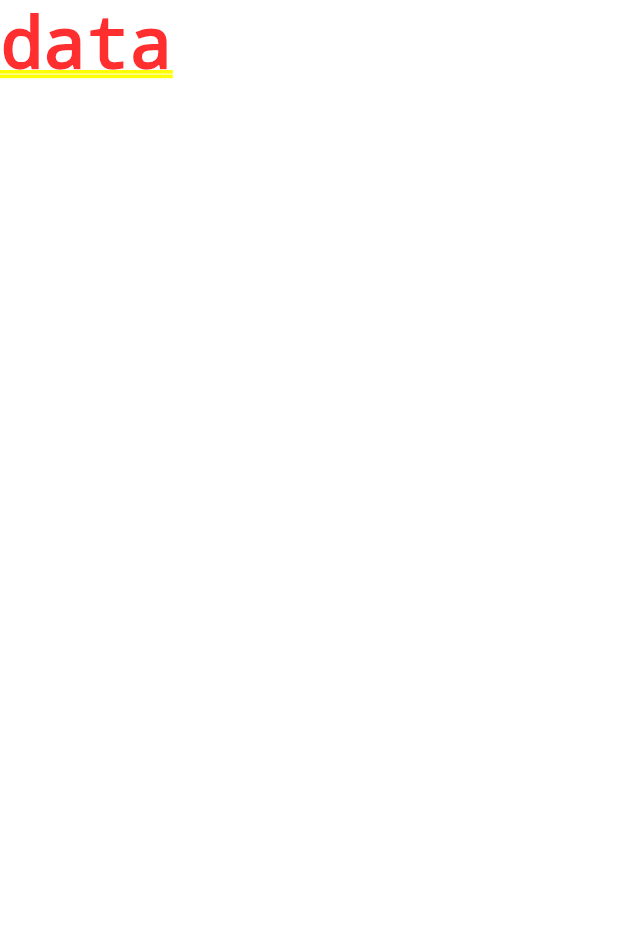
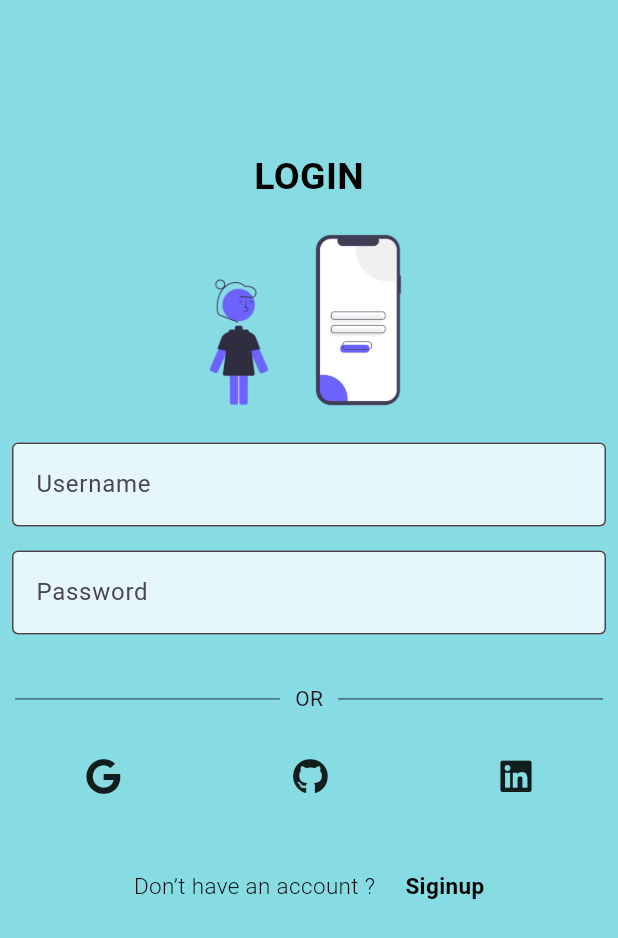
Before and after one commit to arjun2020-py/dog_catcher_app, a Flutter app: the screen it shows after launch, on a phone screen of 412 x 824 dp. Shown: the top 938 px of the screen. Run offline on Flutter 3.47's test engine with Material 3 defaults, Android fonts, the light colour scheme and no system bars; our stand-ins replace font_awesome_flutter, get; Roboto replaces fonts that are missing (Poppins).

Commit message:
splash and login screen is compleleted

```diff
--- a/lib/main.dart
+++ b/lib/main.dart
@@ -1,4 +1,9 @@
 import 'package:flutter/material.dart';
+import 'package:get/get.dart';
+
+import 'screen/auth/splash/view/screen_splash.dart';
+import 'utils/custom_router/custom_router.dart';
+import 'utils/interlization/interlization.dart';
 
 void main() {
   runApp(const MyApp());
@@ -10,14 +15,18 @@ class MyApp extends StatelessWidget {
   // This widget is the root of your application.
   @override
   Widget build(BuildContext context) {
-    return MaterialApp(
+    return GetMaterialApp(
+      translations: Interlization(),
+      locale: Locale('en','US'),
+      fallbackLocale: Locale('en','US'),
+      debugShowCheckedModeBanner: false,
       title: 'Flutter Demo',
       theme: ThemeData(
-
         colorScheme: ColorScheme.fromSeed(seedColor: Colors.deepPurple),
         useMaterial3: true,
       ),
-      home: Text('data'),
+      home: ScreenSplash(),
+      routes:dogCatcherMainRouter ,
     );
   }
 }
--- /dev/null
+++ b/lib/screen/auth/login/view/screen_login.dart
@@ -0,0 +1,75 @@
+import 'package:dog_catcher_app/utils/custom_color/custom_color.dart';
+import 'package:dog_catcher_app/utils/custom_font_family/custom_font_family.dart';
+import 'package:dog_catcher_app/utils/custom_images/custom_images.dart';
+import 'package:dog_catcher_app/utils/custom_widget/dog_catcher_image_widget.dart';
+import 'package:dog_catcher_app/utils/custom_widget/dog_catcher_or_widget.dart';
+import 'package:dog_catcher_app/utils/custom_widget/dog_catcher_text_widget.dart';
+import 'package:dog_catcher_app/utils/custom_widget/dog_cather_sizedbox_widget.dart';
+import 'package:dog_catcher_app/utils/interlization/interlization.dart';
+import 'package:flutter/material.dart';
+import 'package:font_awesome_flutter/font_awesome_flutter.dart';
+import 'package:get/get.dart';
+
+import '../../../../utils/custom_widget/dog_cather_textfiled_widget.dart';
+
+class ScreenLogin extends StatelessWidget {
+  const ScreenLogin({super.key});
+
+  @override
+  Widget build(BuildContext context) {
+    return Scaffold(
+        backgroundColor: CustomColor().appMainColor,
+        body: SafeArea(
+          child: Center(
+            child: Column(
+              mainAxisAlignment: MainAxisAlignment.start,
+              children: [
+                verticalSizedBox(100),
+                DogCatcherTextWIdget(
+                    text: LocalName.login.tr,
+                    color: CustomColor().appLogoHeadingColor,
+                    fontSize: 25,
+                    fontFamily: CustomFontFamily().PoppinsFamily,
+                    fontWeight: FontWeight.w700),
+                DogCatcherImageWidget(
+                    imageUrl: CustomImages().loginLogImage, width: 200),
+                DogCatcherTextfiledWidget(
+                  hintText: LocalName.username.tr,
+                ),
+                DogCatcherTextfiledWidget(hintText: LocalName.password.tr),
+                verticalSizedBox(15),
+                CustomOrWidget(),
+                verticalSizedBox(20),
+                Row(
+                  mainAxisAlignment: MainAxisAlignment.spaceAround,
+                  children: [
+                    FaIcon(FontAwesomeIcons.google),
+                    FaIcon(FontAwesomeIcons.github),
+                    FaIcon(FontAwesomeIcons.linkedin)
+                  ],
+                ),
+                verticalSizedBox(50),
+                Row(
+                  mainAxisAlignment: MainAxisAlignment.center,
+                  children: [
+                    DogCatcherTextWIdget(
+                        text: LocalName.donHaveanAccount.tr,
+                        color: CustomColor().appLogoHeadingColor,
+                        fontSize: 15,
+                        fontFamily: CustomFontFamily().PoppinsFamily,
+                        fontWeight: FontWeight.w300),
+                    horizontalSizedBox(20),
+                    DogCatcherTextWIdget(
+                        text: LocalName.siginup.tr,
+                        color: CustomColor().appLogoHeadingColor,
+                        fontSize: 15,
+                        fontFamily: CustomFontFamily().PoppinsFamily,
+                        fontWeight: FontWeight.w700),
+                  ],
+                ),
+              ],
+            ),
+          ),
+        ));
+  }
+}
--- /dev/null
+++ b/lib/screen/auth/siginup/view/screen_siginup.dart
@@ -0,0 +1,12 @@
+import 'package:flutter/material.dart';
+
+class ScreenSignup extends StatelessWidget {
+  const ScreenSignup({super.key});
+
+  @override
+  Widget build(BuildContext context) {
+    return Scaffold(
+      body: Center(child: Text('data'),),
+    );
+  }
+}
--- /dev/null
+++ b/lib/screen/auth/splash/controller/controller_splash.dart
@@ -0,0 +1,21 @@
+import 'package:dog_catcher_app/utils/custom_router/custom_router.dart';
+import 'package:get/get.dart';
+
+class ControllerSplash extends GetxController {
+  var isSplashLoading = true.obs;
+
+  Future<void> splash() async {
+    Future.delayed(
+      Duration(seconds: 5),
+      () {
+        Get.toNamed(DogCatcherRoute().login);
+      },
+    );
+  }
+
+  @override
+  void onInit() {
+    splash();
+    super.onInit();
+  }
+}
--- /dev/null
+++ b/lib/screen/auth/splash/view/screen_splash.dart
@@ -0,0 +1,37 @@
+import 'package:dog_catcher_app/utils/custom_color/custom_color.dart';
+import 'package:dog_catcher_app/utils/custom_font_family/custom_font_family.dart';
+import 'package:dog_catcher_app/utils/custom_images/custom_images.dart';
+import 'package:dog_catcher_app/utils/interlization/interlization.dart';
+import 'package:flutter/material.dart';
+import 'package:get/get.dart';
+
+import '../../../../utils/custom_widget/dog_catcher_image_widget.dart';
+import '../../../../utils/custom_widget/dog_catcher_text_widget.dart';
+import '../controller/controller_splash.dart';
+
+class ScreenSplash extends StatelessWidget {
+  ScreenSplash({super.key});
+  final controllerSplash = Get.put(ControllerSplash());
+  @override
+  Widget build(BuildContext context) {
+    return Scaffold(
+      backgroundColor: CustomColor().appMainColor,
+      body: Center(
+        child: Column(
+          mainAxisAlignment: MainAxisAlignment.center,
+          children: [
+            DogCatcherImageWidget(
+                imageUrl: CustomImages().appLogImage, width: 200),
+            DogCatcherTextWIdget(
+              text: LocalName.dogCatcher.tr,
+              color: CustomColor().appLogoHeadingColor,
+              fontSize: 25,
+              fontFamily: CustomFontFamily().PoppinsFamily,
+              fontWeight: FontWeight.w700,
+            )
+          ],
+        ),
+      ),
+    );
+  }
+}
--- /dev/null
+++ b/lib/utils/custom_color/custom_color.dart
@@ -0,0 +1,7 @@
+import 'package:flutter/material.dart';
+
+class CustomColor {
+  final Color appMainColor = Color(0xff87DBE2);
+  final Color appSecondryColor = Color(0xFFE5F7FA);
+  final Color appLogoHeadingColor = Color(0xff000000);
+}
--- /dev/null
+++ b/lib/utils/custom_font_family/custom_font_family.dart
@@ -0,0 +1,3 @@
+class CustomFontFamily {
+  final String PoppinsFamily = 'Poppins';
+}
--- /dev/null
+++ b/lib/utils/custom_images/custom_images.dart
@@ -0,0 +1,4 @@
+class CustomImages {
+  final String appLogImage = 'assets/images/log.png';
+  final String loginLogImage = 'assets/images/login.png';
+}
--- /dev/null
+++ b/lib/utils/custom_router/custom_router.dart
@@ -0,0 +1,16 @@
+import 'package:dog_catcher_app/screen/auth/login/view/screen_login.dart';
+import 'package:dog_catcher_app/screen/auth/siginup/view/screen_siginup.dart';
+import 'package:flutter/material.dart';
+
+class DogCatcherRoute {
+  String login = 'login';
+  String siginup = 'signup';
+  String home = 'home';
+}
+
+Map<String, Widget Function(BuildContext)> dogCatcherMainRouter =
+    <String, WidgetBuilder>{
+  DogCatcherRoute().login: (context) => ScreenLogin(),
+  DogCatcherRoute().siginup: (context) => ScreenSignup(),
+ // DogCatcherRoute().home: (context) => HomeScreen(),
+};
--- /dev/null
+++ b/lib/utils/custom_widget/dog_catcher_image_widget.dart
@@ -0,0 +1,19 @@
+import 'package:flutter/material.dart';
+
+
+class DogCatcherImageWidget extends StatelessWidget {
+  const DogCatcherImageWidget({
+    super.key,
+    required this.imageUrl,
+    required this.width
+  });
+  final String imageUrl;
+  final double width;
+  @override
+  Widget build(BuildContext context) {
+    return Image.asset(
+      imageUrl,
+      width: width,
+    );
+  }
+}
--- /dev/null
+++ b/lib/utils/custom_widget/dog_catcher_or_widget.dart
@@ -0,0 +1,38 @@
+import 'package:flutter/material.dart';
+
+class CustomOrWidget extends StatelessWidget {
+  const CustomOrWidget({
+    super.key,
+  });
+
+  @override
+  Widget build(BuildContext context) {
+    return Padding(
+      padding: const EdgeInsets.all(10.0),
+      child: Row(
+        mainAxisAlignment: MainAxisAlignment.center,
+        children: [
+          Expanded(
+            child: Divider(
+              color: Colors.black,
+              thickness: 0.5, // Set thickness for better visibility
+            ),
+          ),
+          SizedBox(
+            width: 10,
+          ),
+          Text('OR'),
+          SizedBox(
+            width: 10,
+          ),
+          Expanded(
+            child: Divider(
+              color: Colors.black,
+              thickness: 0.5, // Set thickness for better visibility
+            ),
+          ),
+        ],
+      ),
+    );
+  }
+}
--- /dev/null
+++ b/lib/utils/custom_widget/dog_catcher_text_widget.dart
@@ -0,0 +1,25 @@
+import 'package:flutter/material.dart';
+import 'package:get/get.dart';
+
+import '../interlization/interlization.dart';
+
+class DogCatcherTextWIdget extends StatelessWidget {
+  const DogCatcherTextWIdget({
+    super.key,
+    required this.text,
+    required this.color,
+    required this.fontSize,
+    required this.fontFamily,
+    required this.fontWeight
+  });
+  final String text;
+  final Color color;
+  final double fontSize;
+  final String fontFamily;
+  final FontWeight fontWeight;
+
+  @override
+  Widget build(BuildContext context) {
+    return Text(text,style: TextStyle(color: color,fontSize: fontSize,fontFamily: fontFamily,fontWeight: fontWeight),);
+  }
+}
--- /dev/null
+++ b/lib/utils/custom_widget/dog_cather_sizedbox_widget.dart
@@ -0,0 +1,14 @@
+import 'package:flutter/material.dart';
+
+
+  horizontalSizedBox(double width) {
+    return SizedBox(
+      width: width,
+    );
+  }
+
+  verticalSizedBox(double height) {
+    return SizedBox(
+      height:height,
+    );
+  }
--- /dev/null
+++ b/lib/utils/custom_widget/dog_cather_textfiled_widget.dart
@@ -0,0 +1,22 @@
+import 'package:flutter/material.dart';
+
+import '../custom_color/custom_color.dart';
+
+class DogCatcherTextfiledWidget extends StatelessWidget {
+  const DogCatcherTextfiledWidget({super.key, required this.hintText});
+  final String hintText;
+  @override
+  Widget build(BuildContext context) {
+    return Padding(
+      padding: const EdgeInsets.all(8.0),
+      child: TextFormField(
+        //textAlign: TextAlign.center,
+        decoration: InputDecoration(
+            hintText: hintText,
+            filled: true,
+            fillColor: CustomColor().appSecondryColor,
+            border: OutlineInputBorder()),
+      ),
+    );
+  }
+}
--- /dev/null
+++ b/lib/utils/interlization/interlization.dart
@@ -0,0 +1,26 @@
+import 'package:get/route_manager.dart';
+
+class Interlization extends Translations {
+  @override
+  Map<String, Map<String, String>> get keys => {
+        'en_US': {
+          LocalName.dogCatcher: "Dog Catcher",
+          LocalName.login: "LOGIN",
+          LocalName.username: "Username",
+          LocalName.password: "Password",
+          LocalName.or: "OR",
+          LocalName.donHaveanAccount: "Don’t have an account ?",
+          LocalName.siginup: "Siginup"
+        }
+      };
+}
+
+class LocalName {
+  static String dogCatcher = 'dog_catcher';
+  static String login = 'login';
+  static String username = 'username';
+  static String password = 'password';
+  static String or = 'or';
+  static String donHaveanAccount = 'don_have_an_account';
+  static String siginup = 'siginup';
+}
--- a/pubspec.yaml
+++ b/pubspec.yaml
@@ -35,6 +35,8 @@ dependencies:
   # The following adds the Cupertino Icons font to your application.
   # Use with the CupertinoIcons class for iOS style icons.
   cupertino_icons: ^1.0.2
+  get: ^4.6.6
+  font_awesome_flutter: ^10.6.0
 
 dev_dependencies:
   flutter_test:
@@ -59,8 +61,8 @@ flutter:
   uses-material-design: true
 
   # To add assets to your application, add an assets section, like this:
-  # assets:
-  #   - images/a_dot_burr.jpeg
+  assets:
+    - assets/images/
   #   - images/a_dot_ham.jpeg
 
   # An image asset can refer to one or more resolution-specific "variants", see
```
Also changed, not shown: assets/images/log.png (added), assets/images/login.png (added), pubspec.lock, 1 other file.
